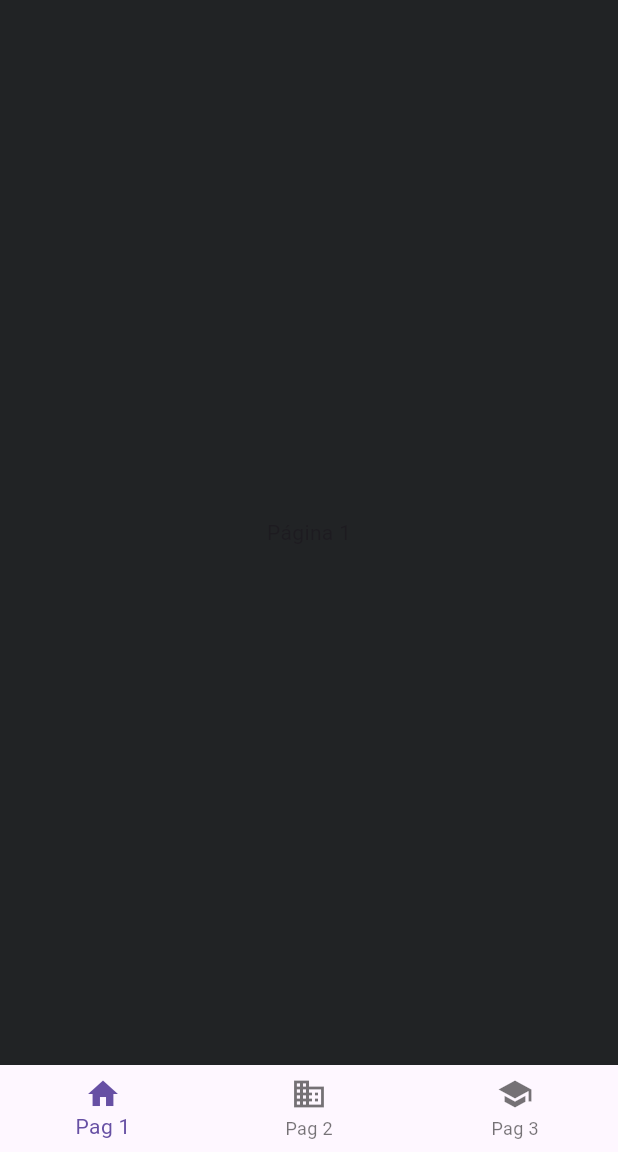
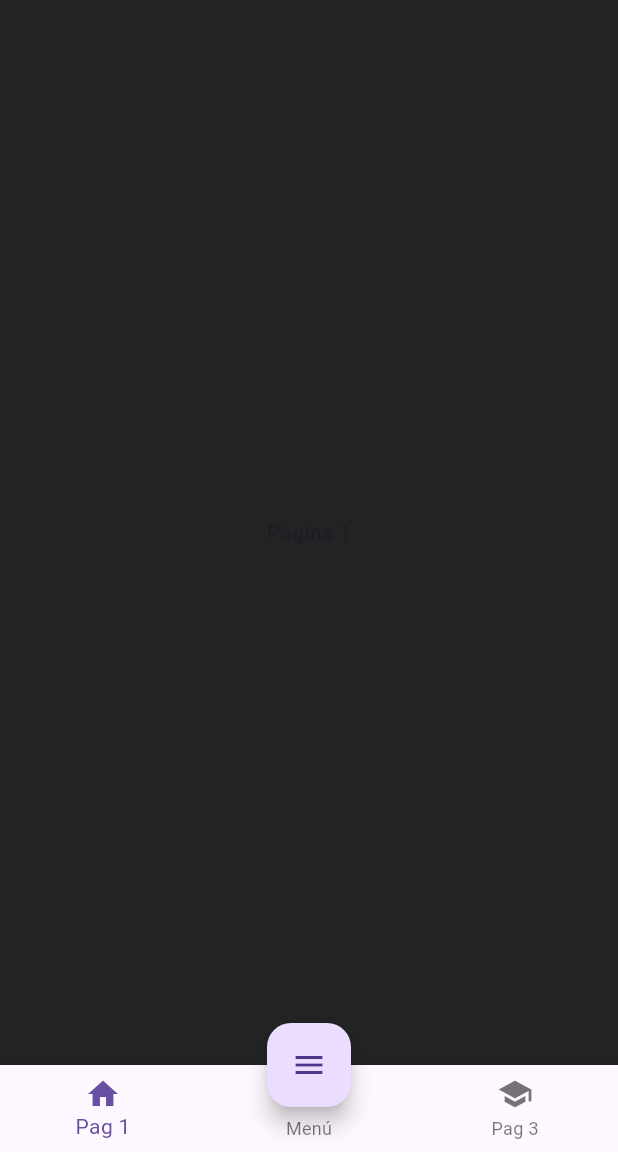
Before and after one commit to Serfelzxcv/watchmine, a Flutter app: the screen it shows after launch, after a tap on "Adelante", on a phone screen of 412 x 824 dp, the part 84-1236 px from its top. Run offline on Flutter 3.47's test engine with Material 3 defaults, Android fonts, the phone set to English and light mode, and no system bars; our stand-ins replace google_fonts.

Commit message:
correcion de errores

```diff
--- a/lib/components/bottomNavigationBar.dart
+++ b/lib/components/bottomNavigationBar.dart
@@ -18,16 +18,16 @@
           label: 'Pag 1',
         ),
         BottomNavigationBarItem(
-          icon: Icon(Icons.business),
-          label: 'Pag 2',
+          icon: Icon(Icons.add),
+          label: 'Menú',
         ),
         BottomNavigationBarItem(
           icon: Icon(Icons.school),
           label: 'Pag 3',
         ),
       ],
-      currentIndex: selectedIndex, // Indica qué botón está seleccionado
-      onTap: onItemTapped, // Cambia la página cuando se presiona
+      currentIndex: selectedIndex,
+      onTap: onItemTapped,
     );
   }
 }
--- a/lib/screens/home_screen.dart
+++ b/lib/screens/home_screen.dart
@@ -3,6 +3,7 @@
 import 'package:minewatch/body/pag2.dart';
 import 'package:minewatch/body/pag3.dart';
 import 'package:minewatch/components/bottomNavigationBar.dart';
+
 class HomeScreen extends StatefulWidget {
   @override
   _HomeScreenState createState() => _HomeScreenState();
@@ -32,6 +33,18 @@
         title: Text('Navegación Inferior'),
       ),
       body: _pages[_selectedIndex], // Mostrar la página seleccionada
+      floatingActionButton: FloatingActionButton(
+        onPressed: () {
+          // Aquí defines la acción para el botón "Menú"
+          print('Botón de Menú presionado');
+          setState(() {
+            _selectedIndex = 1; // Opcional: redirigir a Pag2 (Menú)
+          });
+        },
+        child: Icon(Icons.menu),
+        tooltip: 'Menú',
+      ),
+      floatingActionButtonLocation: FloatingActionButtonLocation.centerDocked, // Centrar el FAB
       bottomNavigationBar: bottomNavigationBar(
         selectedIndex: _selectedIndex,
         onItemTapped: _onItemTapped, // Cambiar el índice
--- a/lib/screens/welcome_screen.dart
+++ b/lib/screens/welcome_screen.dart
@@ -29,7 +29,7 @@
                   Container(
                   padding: EdgeInsets.symmetric(vertical: 20, horizontal: 30),
                   decoration: BoxDecoration(
-                    borderRadius: BorderRadius.circular(28),
+
                     color: Color.fromARGB(255, 236, 234, 229).withOpacity(0.7),
                   ),
                   child: Row(
```
Also changed, not shown: lib/pruebas.dart (added, +143 -0 lines).
